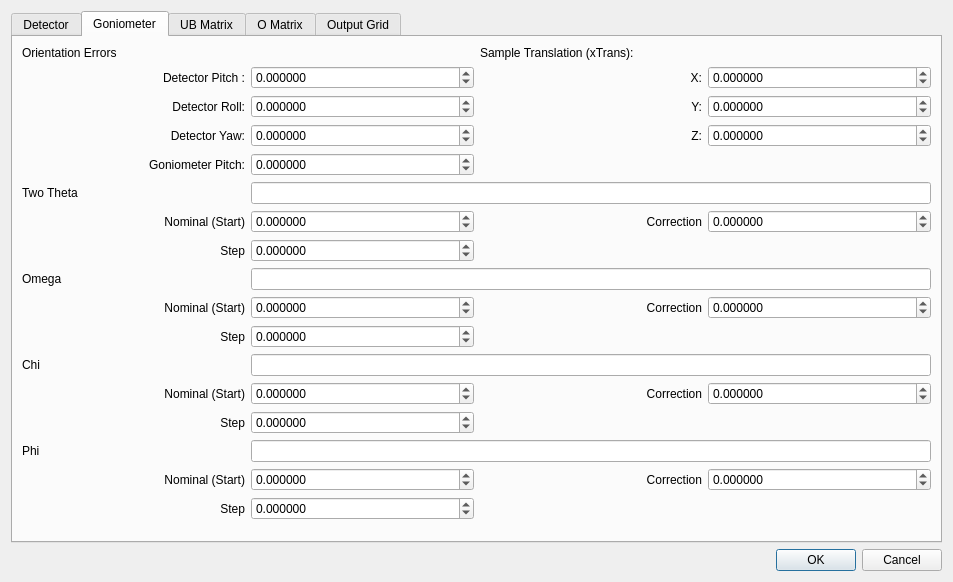
The window that cctwqt/cctwqtsetuptransformdialog.ui (guyjennings/cctw) describes before a commit, drawn with Qt 5.
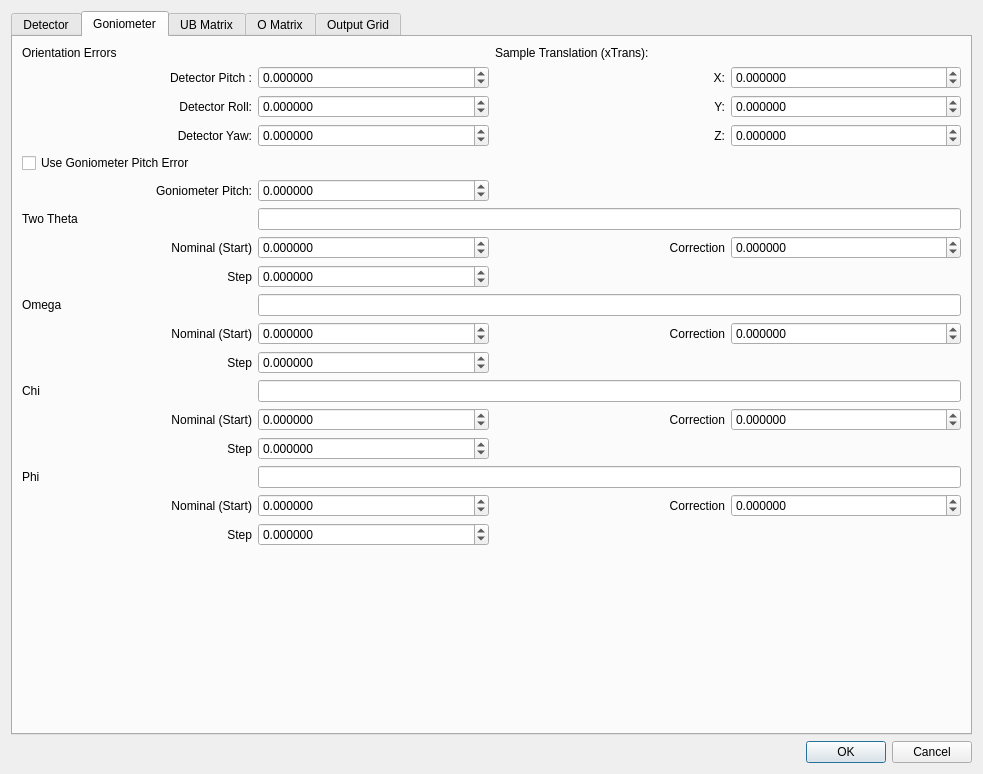
The same window after the commit. The open tabs and pages were chosen to show the change.

Commit message: v0.2.3 Make some of the goniometer pitch correction code optional

What changed in the file:
```diff
--- a/cctwqt/cctwqtsetuptransformdialog.ui
+++ b/cctwqt/cctwqtsetuptransformdialog.ui
@@ -6,8 +6,8 @@
    <rect>
     <x>0</x>
     <y>0</y>
-    <width>953</width>
-    <height>582</height>
+    <width>983</width>
+    <height>774</height>
    </rect>
   </property>
   <property name="windowTitle">
@@ -214,54 +214,8 @@
        <string>Goniometer</string>
       </attribute>
       <layout class="QGridLayout" name="gridLayout_4">
-       <item row="13" column="0">
-        <widget class="QLabel" name="label_73">
-         <property name="text">
-          <string>Step</string>
-         </property>
-         <property name="alignment">
-          <set>Qt::AlignRight|Qt::AlignTrailing|Qt::AlignVCenter</set>
-         </property>
-        </widget>
-       </item>
-       <item row="15" column="2">
-        <widget class="QLabel" name="label_42">
-         <property name="text">
-          <string>Correction</string>
-         </property>
-         <property name="alignment">
-          <set>Qt::AlignRight|Qt::AlignTrailing|Qt::AlignVCenter</set>
-         </property>
-        </widget>
-       </item>
-       <item row="6" column="1">
-        <widget class="QDoubleSpinBox" name="m_TwoThetaNom">
-         <property name="decimals">
-          <number>6</number>
-         </property>
-         <property name="minimum">
-          <double>-450.000000000000000</double>
-         </property>
-         <property name="maximum">
-          <double>450.000000000000000</double>
-         </property>
-         <property name="singleStep">
-          <double>0.100000000000000</double>
-         </property>
-        </widget>
-       </item>
-       <item row="6" column="2">
-        <widget class="QLabel" name="label_31">
-         <property name="text">
-          <string>Correction</string>
-         </property>
-         <property name="alignment">
-          <set>Qt::AlignRight|Qt::AlignTrailing|Qt::AlignVCenter</set>
-         </property>
-        </widget>
-       </item>
-       <item row="6" column="0">
-        <widget class="QLabel" name="label_29">
+       <item row="16" column="0">
+        <widget class="QLabel" name="label_76">
          <property name="text">
           <string>Nominal (Start)</string>
          </property>
@@ -270,17 +224,30 @@
          </property>
         </widget>
        </item>
-       <item row="10" column="0">
-        <widget class="QLabel" name="label_33">
+       <item row="10" column="2">
+        <widget class="QLabel" name="label_34">
          <property name="text">
-          <string>Step</string>
+          <string>Correction</string>
          </property>
          <property name="alignment">
           <set>Qt::AlignRight|Qt::AlignTrailing|Qt::AlignVCenter</set>
          </property>
         </widget>
        </item>
-       <item row="15" column="3">
+       <item row="5" column="0">
+        <widget class="QLabel" name="label_27">
+         <property name="text">
+          <string>Goniometer Pitch:</string>
+         </property>
+         <property name="alignment">
+          <set>Qt::AlignRight|Qt::AlignTrailing|Qt::AlignVCenter</set>
+         </property>
+        </widget>
+       </item>
+       <item row="12" column="1" colspan="3">
+        <widget class="QLineEdit" name="m_Chi"/>
+       </item>
+       <item row="16" column="3">
         <widget class="QDoubleSpinBox" name="m_PhiCorrection">
          <property name="decimals">
           <number>6</number>
@@ -296,7 +263,23 @@
          </property>
         </widget>
        </item>
-       <item row="15" column="1">
+       <item row="3" column="1">
+        <widget class="QDoubleSpinBox" name="m_OrientErrorDetYaw">
+         <property name="decimals">
+          <number>6</number>
+         </property>
+         <property name="minimum">
+          <double>-450.000000000000000</double>
+         </property>
+         <property name="maximum">
+          <double>450.000000000000000</double>
+         </property>
+         <property name="singleStep">
+          <double>0.100000000000000</double>
+         </property>
+        </widget>
+       </item>
+       <item row="16" column="1">
         <widget class="QDoubleSpinBox" name="m_PhiNom">
          <property name="decimals">
           <number>6</number>
@@ -312,7 +295,36 @@
          </property>
         </widget>
        </item>
-       <item row="12" column="3">
+       <item row="8" column="1">
+        <widget class="QDoubleSpinBox" name="m_TwoThetaStep">
+         <property name="decimals">
+          <number>6</number>
+         </property>
+         <property name="minimum">
+          <double>-450.000000000000000</double>
+         </property>
+         <property name="maximum">
+          <double>450.000000000000000</double>
+         </property>
+         <property name="singleStep">
+          <double>0.100000000000000</double>
+         </property>
+        </widget>
+       </item>
+       <item row="1" column="3">
+        <widget class="QDoubleSpinBox" name="m_XTransX">
+         <property name="decimals">
+          <number>6</number>
+         </property>
+         <property name="minimum">
+          <double>-100.000000000000000</double>
+         </property>
+         <property name="maximum">
+          <double>100.000000000000000</double>
+         </property>
+        </widget>
+       </item>
+       <item row="13" column="3">
         <widget class="QDoubleSpinBox" name="m_ChiCorrection">
          <property name="decimals">
           <number>6</number>
@@ -328,33 +340,27 @@
          </property>
         </widget>
        </item>
-       <item row="10" column="1">
-        <widget class="QDoubleSpinBox" name="m_OmegaStep">
-         <property name="decimals">
-          <number>6</number>
+       <item row="3" column="0">
+        <widget class="QLabel" name="label_26">
+         <property name="text">
+          <string>Detector Yaw:</string>
          </property>
-         <property name="minimum">
-          <double>-450.000000000000000</double>
+         <property name="alignment">
+          <set>Qt::AlignRight|Qt::AlignTrailing|Qt::AlignVCenter</set>
          </property>
-         <property name="maximum">
-          <double>450.000000000000000</double>
-         </property>
-         <property name="singleStep">
-          <double>0.100000000000000</double>
-         </property>
         </widget>
        </item>
-       <item row="12" column="2">
-        <widget class="QLabel" name="label_39">
+       <item row="8" column="0">
+        <widget class="QLabel" name="label_71">
          <property name="text">
-          <string>Correction</string>
+          <string>Step</string>
          </property>
          <property name="alignment">
           <set>Qt::AlignRight|Qt::AlignTrailing|Qt::AlignVCenter</set>
          </property>
         </widget>
        </item>
-       <item row="17" column="0" colspan="4">
+       <item row="18" column="0" colspan="4">
         <spacer name="verticalSpacer_3">
          <property name="orientation">
           <enum>Qt::Vertical</enum>
@@ -367,8 +373,8 @@
          </property>
         </spacer>
        </item>
-       <item row="6" column="3">
-        <widget class="QDoubleSpinBox" name="m_TwoThetaCorrection">
+       <item row="17" column="1">
+        <widget class="QDoubleSpinBox" name="m_PhiStep">
          <property name="decimals">
           <number>6</number>
          </property>
@@ -383,8 +389,51 @@
          </property>
         </widget>
        </item>
-       <item row="12" column="1">
-        <widget class="QDoubleSpinBox" name="m_ChiNom">
+       <item row="17" column="0">
+        <widget class="QLabel" name="label_75">
+         <property name="text">
+          <string>Step</string>
+         </property>
+         <property name="alignment">
+          <set>Qt::AlignRight|Qt::AlignTrailing|Qt::AlignVCenter</set>
+         </property>
+        </widget>
+       </item>
+       <item row="11" column="0">
+        <widget class="QLabel" name="label_33">
+         <property name="text">
+          <string>Step</string>
+         </property>
+         <property name="alignment">
+          <set>Qt::AlignRight|Qt::AlignTrailing|Qt::AlignVCenter</set>
+         </property>
+        </widget>
+       </item>
+       <item row="14" column="0">
+        <widget class="QLabel" name="label_73">
+         <property name="text">
+          <string>Step</string>
+         </property>
+         <property name="alignment">
+          <set>Qt::AlignRight|Qt::AlignTrailing|Qt::AlignVCenter</set>
+         </property>
+        </widget>
+       </item>
+       <item row="15" column="1" colspan="3">
+        <widget class="QLineEdit" name="m_Phi"/>
+       </item>
+       <item row="7" column="2">
+        <widget class="QLabel" name="label_31">
+         <property name="text">
+          <string>Correction</string>
+         </property>
+         <property name="alignment">
+          <set>Qt::AlignRight|Qt::AlignTrailing|Qt::AlignVCenter</set>
+         </property>
+        </widget>
+       </item>
+       <item row="10" column="3">
+        <widget class="QDoubleSpinBox" name="m_OmegaCorrection">
          <property name="decimals">
           <number>6</number>
          </property>
@@ -399,6 +448,26 @@
          </property>
         </widget>
        </item>
+       <item row="1" column="2">
+        <widget class="QLabel" name="label_46">
+         <property name="text">
+          <string>X:</string>
+         </property>
+         <property name="alignment">
+          <set>Qt::AlignRight|Qt::AlignTrailing|Qt::AlignVCenter</set>
+         </property>
+        </widget>
+       </item>
+       <item row="9" column="0">
+        <widget class="QLabel" name="label_30">
+         <property name="text">
+          <string>Omega</string>
+         </property>
+        </widget>
+       </item>
+       <item row="6" column="1" colspan="3">
+        <widget class="QLineEdit" name="m_TwoTheta"/>
+       </item>
        <item row="0" column="0" colspan="2">
         <widget class="QLabel" name="label_44">
          <property name="text">
@@ -406,6 +475,49 @@
          </property>
         </widget>
        </item>
+       <item row="6" column="0">
+        <widget class="QLabel" name="label_28">
+         <property name="text">
+          <string>Two Theta</string>
+         </property>
+        </widget>
+       </item>
+       <item row="2" column="3">
+        <widget class="QDoubleSpinBox" name="m_XTransY">
+         <property name="decimals">
+          <number>6</number>
+         </property>
+         <property name="minimum">
+          <double>-100.000000000000000</double>
+         </property>
+         <property name="maximum">
+          <double>100.000000000000000</double>
+         </property>
+        </widget>
+       </item>
+       <item row="2" column="2">
+        <widget class="QLabel" name="label_47">
+         <property name="text">
+          <string>Y:</string>
+         </property>
+         <property name="alignment">
+          <set>Qt::AlignRight|Qt::AlignTrailing|Qt::AlignVCenter</set>
+         </property>
+        </widget>
+       </item>
+       <item row="9" column="1" colspan="3">
+        <widget class="QLineEdit" name="m_Omega"/>
+       </item>
+       <item row="13" column="2">
+        <widget class="QLabel" name="label_39">
+         <property name="text">
+          <string>Correction</string>
+         </property>
+         <property name="alignment">
+          <set>Qt::AlignRight|Qt::AlignTrailing|Qt::AlignVCenter</set>
+         </property>
+        </widget>
+       </item>
        <item row="1" column="0">
         <widget class="QLabel" name="label_24">
          <property name="text">
@@ -416,36 +528,145 @@
          </property>
         </widget>
        </item>
-       <item row="4" column="0">
-        <widget class="QLabel" name="label_27">
+       <item row="13" column="0">
+        <widget class="QLabel" name="label_74">
          <property name="text">
-          <string>Goniometer Pitch:</string>
+          <string>Nominal (Start)</string>
          </property>
          <property name="alignment">
           <set>Qt::AlignRight|Qt::AlignTrailing|Qt::AlignVCenter</set>
          </property>
         </widget>
        </item>
-       <item row="2" column="0">
-        <widget class="QLabel" name="label_25">
+       <item row="14" column="1">
+        <widget class="QDoubleSpinBox" name="m_ChiStep">
+         <property name="decimals">
+          <number>6</number>
+         </property>
+         <property name="minimum">
+          <double>-450.000000000000000</double>
+         </property>
+         <property name="maximum">
+          <double>450.000000000000000</double>
+         </property>
+         <property name="singleStep">
+          <double>0.100000000000000</double>
+         </property>
+        </widget>
+       </item>
+       <item row="16" column="2">
+        <widget class="QLabel" name="label_42">
          <property name="text">
-          <string>Detector Roll:</string>
+          <string>Correction</string>
          </property>
          <property name="alignment">
           <set>Qt::AlignRight|Qt::AlignTrailing|Qt::AlignVCenter</set>
          </property>
         </widget>
        </item>
-       <item row="3" column="0">
-        <widget class="QLabel" name="label_26">
+       <item row="2" column="1">
+        <widget class="QDoubleSpinBox" name="m_OrientErrorDetRoll">
+         <property name="decimals">
+          <number>6</number>
+         </property>
+         <property name="minimum">
+          <double>-450.000000000000000</double>
+         </property>
+         <property name="maximum">
+          <double>450.000000000000000</double>
+         </property>
+         <property name="singleStep">
+          <double>0.100000000000000</double>
+         </property>
+        </widget>
+       </item>
+       <item row="13" column="1">
+        <widget class="QDoubleSpinBox" name="m_ChiNom">
+         <property name="decimals">
+          <number>6</number>
+         </property>
+         <property name="minimum">
+          <double>-450.000000000000000</double>
+         </property>
+         <property name="maximum">
+          <double>450.000000000000000</double>
+         </property>
+         <property name="singleStep">
+          <double>0.100000000000000</double>
+         </property>
+        </widget>
+       </item>
+       <item row="10" column="1">
+        <widget class="QDoubleSpinBox" name="m_OmegaNom">
+         <property name="decimals">
+          <number>6</number>
+         </property>
+         <property name="minimum">
+          <double>-450.000000000000000</double>
+         </property>
+         <property name="maximum">
+          <double>450.000000000000000</double>
+         </property>
+         <property name="singleStep">
+          <double>0.100000000000000</double>
+         </property>
+        </widget>
+       </item>
+       <item row="11" column="1">
+        <widget class="QDoubleSpinBox" name="m_OmegaStep">
+         <property name="decimals">
+          <number>6</number>
+         </property>
+         <property name="minimum">
+          <double>-450.000000000000000</double>
+         </property>
+         <property name="maximum">
+          <double>450.000000000000000</double>
+         </property>
+         <property name="singleStep">
+          <double>0.100000000000000</double>
+         </property>
+        </widget>
+       </item>
+       <item row="7" column="1">
+        <widget class="QDoubleSpinBox" name="m_TwoThetaNom">
+         <property name="decimals">
+          <number>6</number>
+         </property>
+         <property name="minimum">
+          <double>-450.000000000000000</double>
+         </property>
+         <property name="maximum">
+          <double>450.000000000000000</double>
+         </property>
+         <property name="singleStep">
+          <double>0.100000000000000</double>
+         </property>
+        </widget>
+       </item>
+       <item row="10" column="0">
+        <widget class="QLabel" name="label_72">
          <property name="text">
-          <string>Detector Yaw:</string>
+          <string>Nominal (Start)</string>
          </property>
          <property name="alignment">
           <set>Qt::AlignRight|Qt::AlignTrailing|Qt::AlignVCenter</set>
          </property>
         </widget>
        </item>
+       <item row="3" column="3">
+        <widget class="QDoubleSpinBox" name="m_XTransZ">
+         <property name="decimals">
+          <number>6</number>
+         </property>
+         <property name="minimum">
+          <double>-100.000000000000000</double>
+         </property>
+         <property name="maximum">
+          <double>100.000000000000000</double>
+         </property>
+        </widget>
+       </item>
        <item row="1" column="1">
         <widget class="QDoubleSpinBox" name="m_OrientErrorDetPitch">
          <property name="decimals">
@@ -462,35 +683,17 @@
          </property>
         </widget>
        </item>
-       <item row="2" column="1">
-        <widget class="QDoubleSpinBox" name="m_OrientErrorDetRoll">
-         <property name="decimals">
-          <number>6</number>
-         </property>
-         <property name="minimum">
-          <double>-450.000000000000000</double>
-         </property>
-         <property name="maximum">
-          <double>450.000000000000000</double>
-         </property>
-         <property name="singleStep">
-          <double>0.100000000000000</double>
+       <item row="15" column="0">
+        <widget class="QLabel" name="label_40">
+         <property name="text">
+          <string>Phi</string>
          </property>
         </widget>
        </item>
-       <item row="3" column="1">
-        <widget class="QDoubleSpinBox" name="m_OrientErrorDetYaw">
-         <property name="decimals">
-          <number>6</number>
-         </property>
-         <property name="minimum">
-          <double>-450.000000000000000</double>
-         </property>
-         <property name="maximum">
-          <double>450.000000000000000</double>
-         </property>
-         <property name="singleStep">
-          <double>0.100000000000000</double>
+       <item row="12" column="0">
+        <widget class="QLabel" name="label_36">
+         <property name="text">
+          <string>Chi</string>
          </property>
         </widget>
        </item>
@@ -501,55 +704,6 @@
          </property>
         </widget>
        </item>
-       <item row="4" column="1">
-        <widget class="QDoubleSpinBox" name="m_OrientErrorGonPitch">
-         <property name="decimals">
-          <number>6</number>
-         </property>
-         <property name="minimum">
-          <double>-450.000000000000000</double>
-         </property>
-         <property name="maximum">
-          <double>450.000000000000000</double>
-         </property>
-         <property name="singleStep">
-          <double>0.100000000000000</double>
-         </property>
-        </widget>
-       </item>
-       <item row="1" column="2">
-        <widget class="QLabel" name="label_46">
-         <property name="text">
-          <string>X:</string>
-         </property>
-         <property name="alignment">
-          <set>Qt::AlignRight|Qt::AlignTrailing|Qt::AlignVCenter</set>
-         </property>
-        </widget>
-       </item>
-       <item row="1" column="3">
-        <widget class="QDoubleSpinBox" name="m_XTransX">
-         <property name="decimals">
-          <number>6</number>
-         </property>
-         <property name="minimum">
-          <double>-100.000000000000000</double>
-         </property>
-         <property name="maximum">
-          <double>100.000000000000000</double>
-         </property>
-        </widget>
-       </item>
-       <item row="2" column="2">
-        <widget class="QLabel" name="label_47">
-         <property name="text">
-          <string>Y:</string>
-         </property>
-         <property name="alignment">
-          <set>Qt::AlignRight|Qt::AlignTrailing|Qt::AlignVCenter</set>
-         </property>
-        </widget>
-       </item>
        <item row="3" column="2">
         <widget class="QLabel" name="label_48">
          <property name="text">
@@ -560,45 +714,12 @@
          </property>
         </widget>
        </item>
-       <item row="2" column="3">
-        <widget class="QDoubleSpinBox" name="m_XTransY">
+       <item row="7" column="3">
+        <widget class="QDoubleSpinBox" name="m_TwoThetaCorrection">
          <property name="decimals">
           <number>6</number>
          </property>
          <property name="minimum">
-          <double>-100.000000000000000</double>
-         </property>
-         <property name="maximum">
-          <double>100.000000000000000</double>
-         </property>
-        </widget>
-       </item>
-       <item row="3" column="3">
-        <widget class="QDoubleSpinBox" name="m_XTransZ">
-         <property name="decimals">
-          <number>6</number>
-         </property>
-         <property name="minimum">
-          <double>-100.000000000000000</double>
-         </property>
-         <property name="maximum">
-          <double>100.000000000000000</double>
-         </property>
-        </widget>
-       </item>
-       <item row="8" column="0">
-        <widget class="QLabel" name="label_30">
-         <property name="text">
-          <string>Omega</string>
-         </property>
-        </widget>
-       </item>
-       <item row="9" column="3">
-        <widget class="QDoubleSpinBox" name="m_OmegaCorrection">
-         <property name="decimals">
-          <number>6</number>
-         </property>
-         <property name="minimum">
           <double>-450.000000000000000</double>
          </property>
          <property name="maximum">
@@ -609,86 +730,8 @@
          </property>
         </widget>
        </item>
-       <item row="9" column="2">
-        <widget class="QLabel" name="label_34">
-         <property name="text">
-          <string>Correction</string>
-         </property>
-         <property name="alignment">
-          <set>Qt::AlignRight|Qt::AlignTrailing|Qt::AlignVCenter</set>
-         </property>
-        </widget>
-       </item>
-       <item row="13" column="1">
-        <widget class="QDoubleSpinBox" name="m_ChiStep">
-         <property name="decimals">
-          <number>6</number>
-         </property>
-         <property name="minimum">
-          <double>-450.000000000000000</double>
-         </property>
-         <property name="maximum">
-          <double>450.000000000000000</double>
-         </property>
-         <property name="singleStep">
-          <double>0.100000000000000</double>
-         </property>
-        </widget>
-       </item>
-       <item row="9" column="1">
-        <widget class="QDoubleSpinBox" name="m_OmegaNom">
-         <property name="decimals">
-          <number>6</number>
-         </property>
-         <property name="minimum">
-          <double>-450.000000000000000</double>
-         </property>
-         <property name="maximum">
-          <double>450.000000000000000</double>
-         </property>
-         <property name="singleStep">
-          <double>0.100000000000000</double>
-         </property>
-        </widget>
-       </item>
-       <item row="7" column="1">
-        <widget class="QDoubleSpinBox" name="m_TwoThetaStep">
-         <property name="decimals">
-          <number>6</number>
-         </property>
-         <property name="minimum">
-          <double>-450.000000000000000</double>
-         </property>
-         <property name="maximum">
-          <double>450.000000000000000</double>
-         </property>
-         <property name="singleStep">
-          <double>0.100000000000000</double>
-         </property>
-        </widget>
-       </item>
-       <item row="9" column="0">
-        <widget class="QLabel" name="label_72">
-         <property name="text">
-          <string>Nominal (Start)</string>
-         </property>
-         <property name="alignment">
-          <set>Qt::AlignRight|Qt::AlignTrailing|Qt::AlignVCenter</set>
-         </property>
-        </widget>
-       </item>
        <item row="7" column="0">
-        <widget class="QLabel" name="label_71">
-         <property name="text">
-          <string>Step</string>
-         </property>
-         <property name="alignment">
-          <set>Qt::AlignRight|Qt::AlignTrailing|Qt::AlignVCenter</set>
-         </property>
-        </widget>
-       </item>
-       <item row="12" column="0">
-        <widget class="QLabel" name="label_74">
+        <widget class="QLabel" name="label_29">
          <property name="text">
           <string>Nominal (Start)</string>
          </property>
@@ -697,8 +740,18 @@
          </property>
         </widget>
        </item>
-       <item row="16" column="1">
-        <widget class="QDoubleSpinBox" name="m_PhiStep">
+       <item row="2" column="0">
+        <widget class="QLabel" name="label_25">
+         <property name="text">
+          <string>Detector Roll:</string>
+         </property>
+         <property name="alignment">
+          <set>Qt::AlignRight|Qt::AlignTrailing|Qt::AlignVCenter</set>
+         </property>
+        </widget>
+       </item>
+       <item row="5" column="1">
+        <widget class="QDoubleSpinBox" name="m_OrientErrorGonPitch">
          <property name="decimals">
           <number>6</number>
          </property>
@@ -713,59 +766,13 @@
          </property>
         </widget>
        </item>
-       <item row="16" column="0">
-        <widget class="QLabel" name="label_75">
+       <item row="4" column="0" colspan="2">
+        <widget class="QCheckBox" name="m_UseGonPitchError">
          <property name="text">
-          <string>Step</string>
+          <string>Use Goniometer Pitch Error</string>
          </property>
-         <property name="alignment">
-          <set>Qt::AlignRight|Qt::AlignTrailing|Qt::AlignVCenter</set>
-         </property>
         </widget>
        </item>
-       <item row="15" column="0">
-        <widget class="QLabel" name="label_76">
-         <property name="text">
-          <string>Nominal (Start)</string>
-         </property>
-         <property name="alignment">
-          <set>Qt::AlignRight|Qt::AlignTrailing|Qt::AlignVCenter</set>
-         </property>
-        </widget>
-       </item>
-       <item row="5" column="0">
-        <widget class="QLabel" name="label_28">
-         <property name="text">
-          <string>Two Theta</string>
-         </property>
-        </widget>
-       </item>
-       <item row="5" column="1" colspan="3">
-        <widget class="QLineEdit" name="m_TwoTheta"/>
-       </item>
-       <item row="8" column="1" colspan="3">
-        <widget class="QLineEdit" name="m_Omega"/>
-       </item>
-       <item row="11" column="0">
-        <widget class="QLabel" name="label_36">
-         <property name="text">
-          <string>Chi</string>
-         </property>
-        </widget>
-       </item>
-       <item row="11" column="1" colspan="3">
-        <widget class="QLineEdit" name="m_Chi"/>
-       </item>
-       <item row="14" column="0">
-        <widget class="QLabel" name="label_40">
-         <property name="text">
-          <string>Phi</string>
-         </property>
-        </widget>
-       </item>
-       <item row="14" column="1" colspan="3">
-        <widget class="QLineEdit" name="m_Phi"/>
-       </item>
       </layout>
      </widget>
      <widget class="QWidget" name="m_UBMatrixTab">
```
The commit also changes 5 other files.
